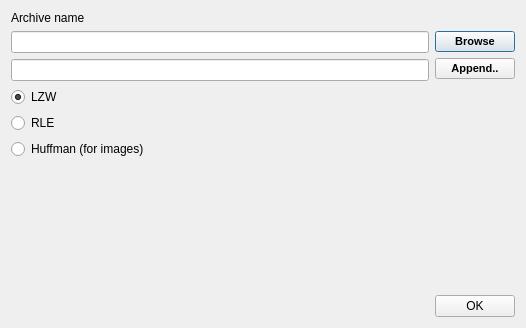
Qt form ui/add_window.ui (BrushkouMatvey/QtArchiver) before a commit.
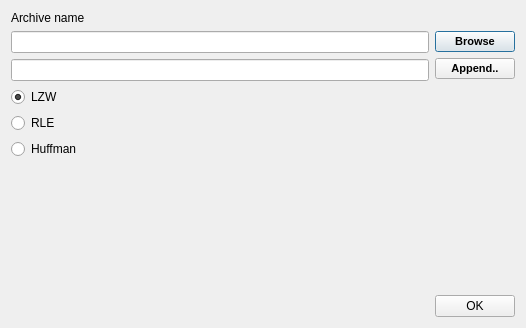
The same form after that commit. Icons and pictures are not drawn.

Patch:
```diff
--- a/ui/add_window.ui
+++ b/ui/add_window.ui
@@ -108,7 +108,7 @@
    <item>
     <widget class="QRadioButton" name="HuffmanRadioButton">
      <property name="text">
-      <string>Huffman (for images)</string>
+      <string>Huffman</string>
      </property>
     </widget>
    </item>
```
